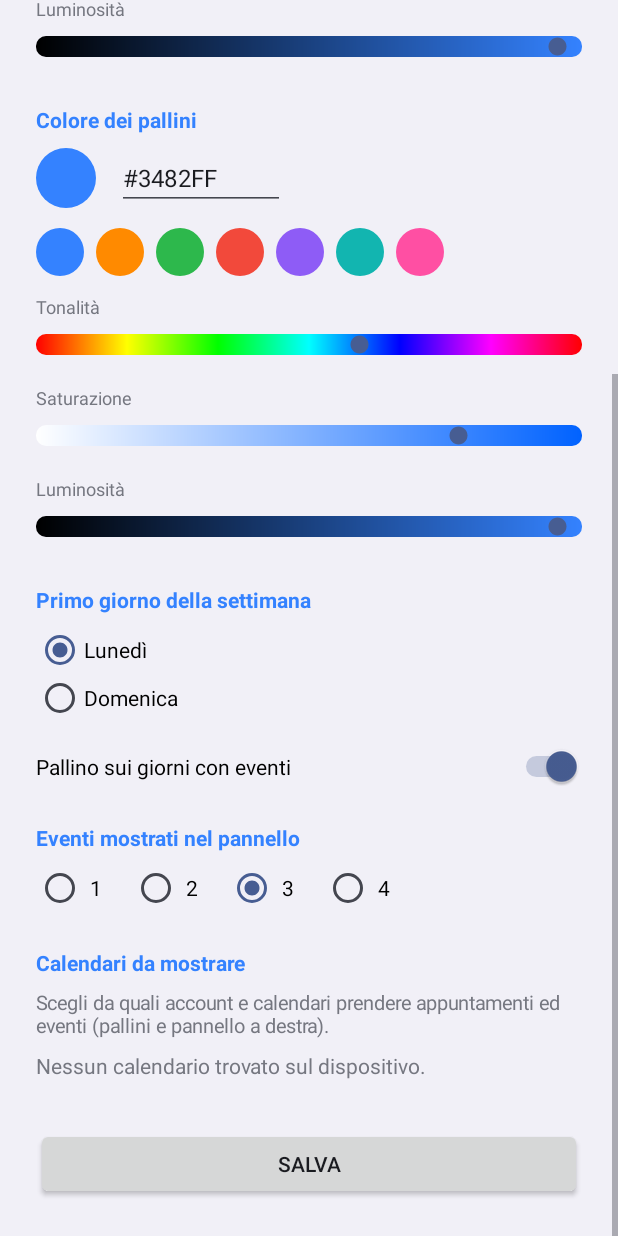
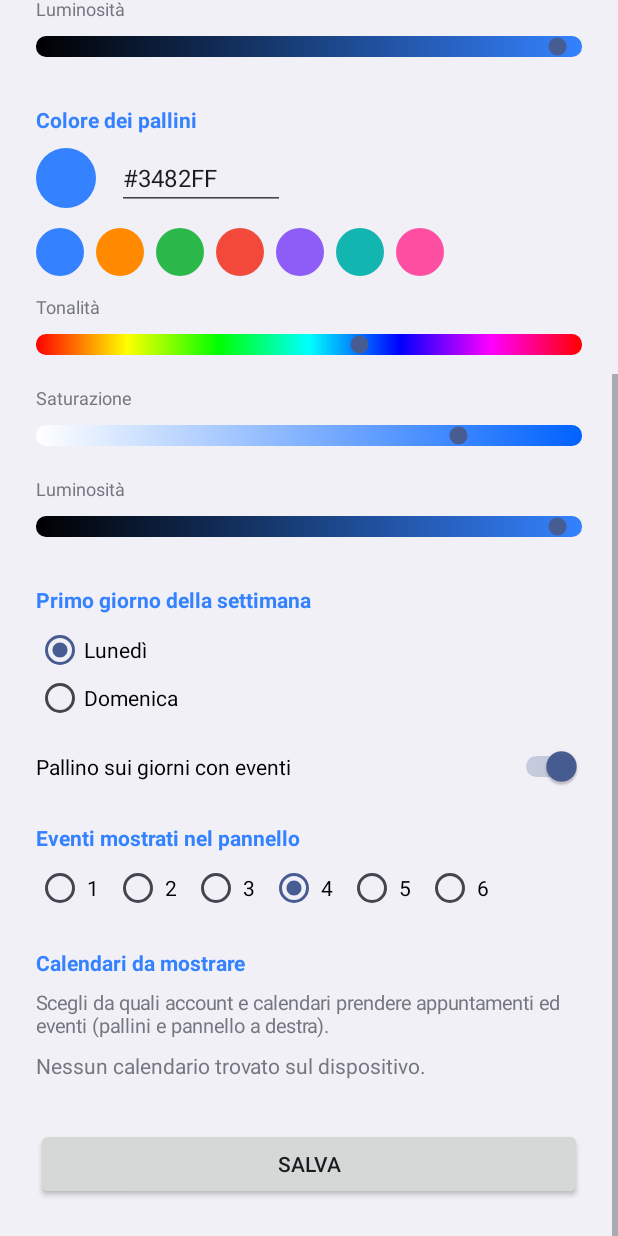
Before and after one commit to damaste/Widget-calendar-Hyperos-Global, an Android app: the ConfigActivity screen opened directly, with no data from a screen before it, scrolled down 357 dp, on a phone screen of 412 x 824 dp. Run offline under Robolectric (Android 15) with nearby library versions, the phone set to English and light mode, and no system bars.

Commit message:
Add files via upload

```diff
--- a/app/src/main/java/it/hypercal/widget/ConfigActivity.kt
+++ b/app/src/main/java/it/hypercal/widget/ConfigActivity.kt
@@ -91,11 +91,11 @@ class ConfigActivity : Activity() {
         // --- Numero eventi ---
         col.addView(section(getString(R.string.config_event_count)))
         rgCount = RadioGroup(this).apply { orientation = RadioGroup.HORIZONTAL }
-        for (n in 1..4) {
+        for (n in 1..6) {
             val rb = RadioButton(this).apply {
                 id = View.generateViewId()
                 text = n.toString()
-                setPadding(px(4), 0, px(20), 0)
+                setPadding(px(2), 0, px(10), 0)
             }
             countButtons.add(rb)
             rgCount.addView(rb)
@@ -205,7 +205,7 @@ class ConfigActivity : Activity() {
                 dotColor = dotPicker.color,
                 sundayStart = rbSunday.isChecked,
                 dots = swDots.isChecked,
-                eventCount = count.coerceIn(1, 4),
+                eventCount = count.coerceIn(1, 6),
                 calendars = calendars
             )
         )
--- a/app/src/main/java/it/hypercal/widget/MainActivity.kt
+++ b/app/src/main/java/it/hypercal/widget/MainActivity.kt
@@ -80,7 +80,7 @@ class MainActivity : Activity() {
         })
 
         col.addView(TextView(this).apply {
-            text = "Versione 1.3 (selettore colori, filtro calendari)"
+            text = "Versione 1.4 (aggiornamento giorno corretto, testo eventi compatto)"
             textSize = 12f
             setPadding(0, pad, 0, 0)
         })
--- a/app/src/main/java/it/hypercal/widget/Settings.kt
+++ b/app/src/main/java/it/hypercal/widget/Settings.kt
@@ -35,7 +35,7 @@ object Settings {
             dotColor = dot,
             sundayStart = p.getBoolean("sunday_start", false),
             dots = p.getBoolean("dots", true),
-            eventCount = p.getInt("event_count", 3).coerceIn(1, 4),
+            eventCount = p.getInt("event_count", 4).coerceIn(1, 6),
             calendars = raw?.mapNotNull { it.toLongOrNull() }?.toSet()
         )
     }
```
Also changed, not shown: app/src/main/java/it/hypercal/widget/CalendarWidgetProvider.kt (+29 -21 lines).
